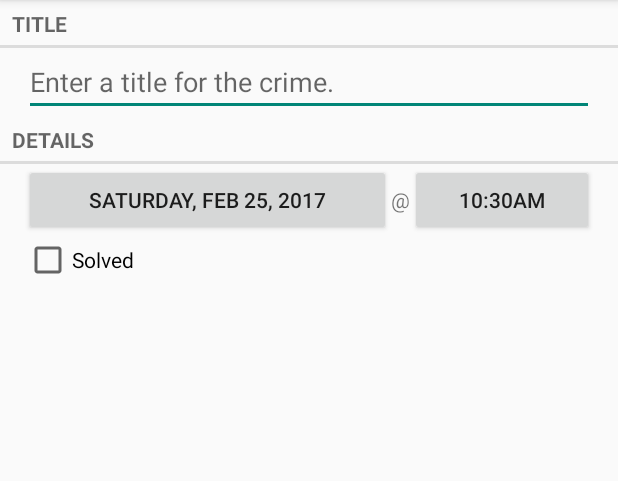
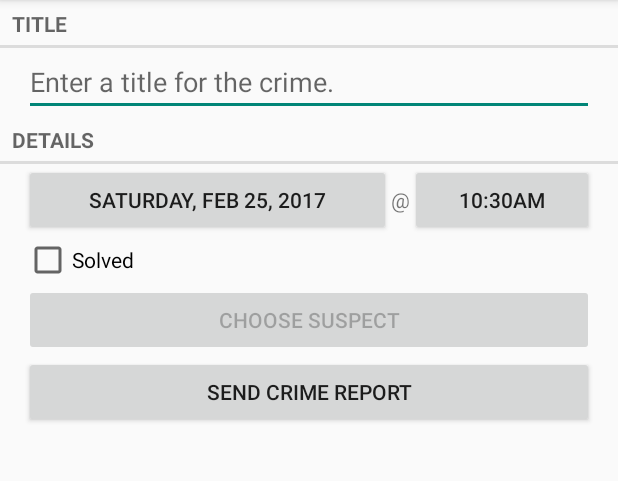
Before and after one commit to chrisdziewa/criminal-intent, an Android app: the screen it shows after launch (CrimePagerActivity), after a tap on "CREATE NEW CRIME", on a phone screen of 412 x 824 dp, the part 84-565 px from its top. Run offline under Robolectric (Android 15) with nearby library versions, the phone set to English and light mode, and no system bars.

Commit message:
Finish Chapter 15 follow along and challenge 1

```diff
--- a/app/src/main/java/com/example/android/criminalintent2/Crime.java
+++ b/app/src/main/java/com/example/android/criminalintent2/Crime.java
@@ -12,6 +12,7 @@ public class Crime {
     private String mTitle;
     private Date mDate;
     private boolean mSolved;
+    private String mSuspect;
 
     public Crime() {
         // Generate unique identifier
@@ -50,4 +51,12 @@ public class Crime {
     public void setSolved(boolean solved) {
         mSolved = solved;
     }
+
+    public String getSuspect() {
+        return mSuspect;
+    }
+
+    public void setSuspect(String suspect) {
+        mSuspect = suspect;
+    }
 }
--- a/app/src/main/java/com/example/android/criminalintent2/CrimeFragment.java
+++ b/app/src/main/java/com/example/android/criminalintent2/CrimeFragment.java
@@ -3,11 +3,16 @@ package com.example.android.criminalintent2;
 import android.app.Activity;
 import android.content.Context;
 import android.content.Intent;
+import android.content.pm.PackageManager;
 import android.content.res.Configuration;
+import android.database.Cursor;
+import android.net.Uri;
 import android.os.Bundle;
+import android.provider.ContactsContract;
 import android.support.annotation.Nullable;
 import android.support.v4.app.Fragment;
 import android.support.v4.app.FragmentManager;
+import android.support.v4.app.ShareCompat;
 import android.text.Editable;
 import android.text.TextWatcher;
 import android.util.Log;
@@ -42,10 +47,14 @@ public class CrimeFragment extends Fragment {
     public static final String EXTRA_DATE = "date";
     public static final String EXTRA_TIME = "time";
 
+    // Dialog codes
+    public static final int REQUEST_DATE = 0;
+    public static final int REQUEST_TIME = 1;
+
+    // Activity codes
     public static final int ACTIVITY_REQUEST_DATE = 3;
     public static final int ACTIVITY_REQUEST_TIME = 4;
-    public static final int REQUEST_DATE = 0;
-    public static final int REQUEST_TIME = 1;
+    public static final int REQUEST_CONTACT = 5;
 
 
     private Crime mCrime;
@@ -53,6 +62,8 @@ public class CrimeFragment extends Fragment {
     private Button mDateButton;
     private Button mTimeButton;
     private CheckBox mSolvedCheckBox;
+    private Button mReportButton;
+    private Button mSuspectButton;
 
     @Override
     public void onCreate(@Nullable Bundle savedInstanceState) {
@@ -145,6 +156,43 @@ public class CrimeFragment extends Fragment {
             }
         });
 
+        mReportButton = (Button) v.findViewById(R.id.crime_report);
+        mReportButton.setOnClickListener(new View.OnClickListener() {
+            @Override
+            public void onClick(View view) {
+                // Use intent builder to create a send action
+                // that opens a populated email
+                ShareCompat.IntentBuilder.from(getActivity())
+                        .setType("text/plain")
+                        .setText(getCrimeReport())
+                        .setSubject(getString(R.string.crime_report_subject))
+                        .setChooserTitle(getString(R.string.send_report))
+                        .startChooser();
+            }
+        });
+
+        final Intent pickContact = new Intent(Intent.ACTION_PICK,
+                ContactsContract.Contacts.CONTENT_URI);
+        mSuspectButton = (Button) v.findViewById(R.id.crime_suspect);
+        mSuspectButton.setOnClickListener(new View.OnClickListener() {
+            @Override
+            public void onClick(View view) {
+                startActivityForResult(pickContact, REQUEST_CONTACT);
+            }
+        });
+
+        if (mCrime.getSuspect() != null) {
+            mSuspectButton.setText(mCrime.getSuspect());
+        }
+
+        // Disable the choose suspect button to prevent crash
+        // when no contacts app is available
+        PackageManager packageManager = getActivity().getPackageManager();
+        if (packageManager.resolveActivity(pickContact,
+                PackageManager.MATCH_DEFAULT_ONLY) == null) {
+            mSuspectButton.setEnabled(false);
+        }
+
         return v;
     }
 
@@ -175,7 +223,60 @@ public class CrimeFragment extends Fragment {
             mCrime.setDate(date);
             mDateButton.setText(DateFormatter.formatDateAsString(date));
             mTimeButton.setText(DateFormatter.formatDateAsTimeString(date));
+        } else if (requestCode == REQUEST_CONTACT && data != null) {
+            Uri contactUri = data.getData();
+            // Specify which fields you want your query to return
+            // values for.
+            String[] queryFields = new String[]{
+                    ContactsContract.Contacts.DISPLAY_NAME
+            };
+            // Perform your query - the contactUri is like a "where"
+            // clause here
+            Cursor c = getActivity().getContentResolver()
+                    .query(contactUri, queryFields, null, null, null);
+
+            try {
+                // Double-check that results were actually received
+                if (c.getCount() == 0) {
+                    return;
+                }
+
+                // Pull out the first column of the first row of data -
+                // that is your suspect's name.
+                c.moveToFirst();
+                String suspect = c.getString(0);
+                mCrime.setSuspect(suspect);
+                mSuspectButton.setText(suspect);
+            } finally {
+                c.close();
+            }
         }
+    }
+
+    // For sending a formatted email of the report
+    private String getCrimeReport() {
+        String solvedString = null;
+        if (mCrime.isSolved()) {
+            solvedString = getString(R.string.crime_report_solved);
+        } else {
+            solvedString = getString(R.string.crime_report_unsolved);
+        }
+
+        Date date = mCrime.getDate();
+        String dateString = DateFormatter.formatDateAsString(date);
+
+        String timeString = DateFormatter.formatDateAsTimeString(date);
+
+        String suspect = mCrime.getSuspect();
+        if (suspect == null) {
+            suspect = getString(R.string.crime_report_no_suspect);
+        } else {
+            suspect = getString(R.string.crime_report_suspect, suspect);
+        }
+
+        // Return the report
+        return getString(R.string.crime_report,
+                mCrime.getTitle(), dateString, timeString, solvedString, suspect);
     }
 
     // For determining dialog as dialog or fragment
@@ -213,8 +314,8 @@ public class CrimeFragment extends Fragment {
                 deleteCrime();
                 getActivity().finish();
                 return true;
-        default:
-            return super.onOptionsItemSelected(item);
+            default:
+                return super.onOptionsItemSelected(item);
         }
     }
 
--- a/app/src/main/java/com/example/android/criminalintent2/CrimeLab.java
+++ b/app/src/main/java/com/example/android/criminalintent2/CrimeLab.java
@@ -103,6 +103,7 @@ public class CrimeLab {
         values.put(CrimeTable.Cols.TITLE, crime.getTitle());
         values.put(CrimeTable.Cols.DATE, crime.getDate().getTime());
         values.put(CrimeTable.Cols.SOLVED, crime.isSolved() ? 1 : 0);
+        values.put(CrimeTable.Cols.SUSPECT, crime.getSuspect());
 
         return values;
     }
--- a/app/src/main/java/com/example/android/criminalintent2/database/CrimeBaseHelper.java
+++ b/app/src/main/java/com/example/android/criminalintent2/database/CrimeBaseHelper.java
@@ -25,7 +25,8 @@ public class CrimeBaseHelper extends SQLiteOpenHelper {
                 CrimeTable.Cols.UUID + " INTEGER, " +
                 CrimeTable.Cols.TITLE + " TEXT, " +
                 CrimeTable.Cols.DATE + " INTEGER, " +
-                CrimeTable.Cols.SOLVED + " INTEGER" +
+                CrimeTable.Cols.SOLVED + " INTEGER," +
+                CrimeTable.Cols.SUSPECT + " TEXT" +
                 ")"
         );
 
--- a/app/src/main/java/com/example/android/criminalintent2/database/CrimeCursorWrapper.java
+++ b/app/src/main/java/com/example/android/criminalintent2/database/CrimeCursorWrapper.java
@@ -23,11 +23,13 @@ public class CrimeCursorWrapper extends CursorWrapper {
         String title = getString(getColumnIndex(CrimeTable.Cols.TITLE));
         long date = getLong(getColumnIndex(CrimeTable.Cols.DATE));
         int isSolved = getInt(getColumnIndex(CrimeTable.Cols.SOLVED));
+        String suspect = getString(getColumnIndex(CrimeTable.Cols.SUSPECT));
 
         Crime crime = new Crime(UUID.fromString(uuidString));
         crime.setTitle(title);
         crime.setDate(new Date(date));
         crime.setSolved(isSolved != 0);
+        crime.setSuspect(suspect);
 
         return crime;
     }
--- a/app/src/main/java/com/example/android/criminalintent2/database/CrimeDbSchema.java
+++ b/app/src/main/java/com/example/android/criminalintent2/database/CrimeDbSchema.java
@@ -13,6 +13,7 @@ public class CrimeDbSchema {
             public static final String TITLE = "title";
             public static final String DATE = "date";
             public static final String SOLVED = "solved";
+            public static final String SUSPECT = "suspect";
         }
     }
 }
--- a/app/src/main/res/layout-land/fragment_crime.xml
+++ b/app/src/main/res/layout-land/fragment_crime.xml
@@ -57,4 +57,26 @@
         android:layout_marginLeft="16dp"
         android:text="@string/crime_solved_label"/>
 
+    <LinearLayout
+        android:layout_width="match_parent"
+        android:layout_height="wrap_content"
+        android:layout_marginLeft="16dp"
+        android:layout_marginRight="16dp"
+        android:orientation="horizontal">
+
+        <Button
+            android:id="@+id/crime_suspect"
+            android:layout_width="wrap_content"
+            android:layout_height="wrap_content"
+            android:layout_weight="1"
+            android:text="@string/crime_suspect_text"/>
+
+        <Button
+            android:id="@+id/crime_report"
+            android:layout_width="wrap_content"
+            android:layout_height="wrap_content"
+            android:layout_weight="1"
+            android:text="@string/crime_report_text"/>
+    </LinearLayout>
+
 </LinearLayout>
--- a/app/src/main/res/layout/fragment_crime.xml
+++ b/app/src/main/res/layout/fragment_crime.xml
@@ -57,4 +57,20 @@
         android:layout_marginLeft="16dp"
         android:layout_marginRight="16dp"
         android:text="@string/crime_solved_label"/>
+
+    <Button
+        android:id="@+id/crime_suspect"
+        android:layout_width="match_parent"
+        android:layout_height="wrap_content"
+        android:layout_marginLeft="16dp"
+        android:layout_marginRight="16dp"
+        android:text="@string/crime_suspect_text"/>
+
+    <Button
+        android:id="@+id/crime_report"
+        android:layout_width="match_parent"
+        android:layout_height="wrap_content"
+        android:layout_marginLeft="16dp"
+        android:layout_marginRight="16dp"
+        android:text="@string/crime_report_text"/>
 </LinearLayout>
--- a/app/src/main/res/values/strings.xml
+++ b/app/src/main/res/values/strings.xml
@@ -11,6 +11,19 @@
     <string name="dialog_date_title">Select crime date</string>
     <string name="save_button">Save</string>
     <string name="cancel_button">Cancel</string>
+    <string name="crime_suspect_text">Choose Suspect</string>
+    <string name="crime_report_text">Send Crime Report</string>
+
+    <!-- Crime Report -->
+    <string name="crime_report">%1$s!
+        The crime was discovered on %2$s at %3$s. %4$s, and %5$s
+    </string>
+    <string name="crime_report_solved">The case is solved</string>
+    <string name="crime_report_unsolved">The case is not solved</string>
+    <string name="crime_report_no_suspect">there is no suspect.</string>
+    <string name="crime_report_suspect">the suspect is %s.</string>
+    <string name="crime_report_subject">CriminalIntent Crime Report</string>
+    <string name="send_report">Send crime report via</string>
 
     <!-- Toolbar -->
     <string name="new_crime">New Crime</string>
```
